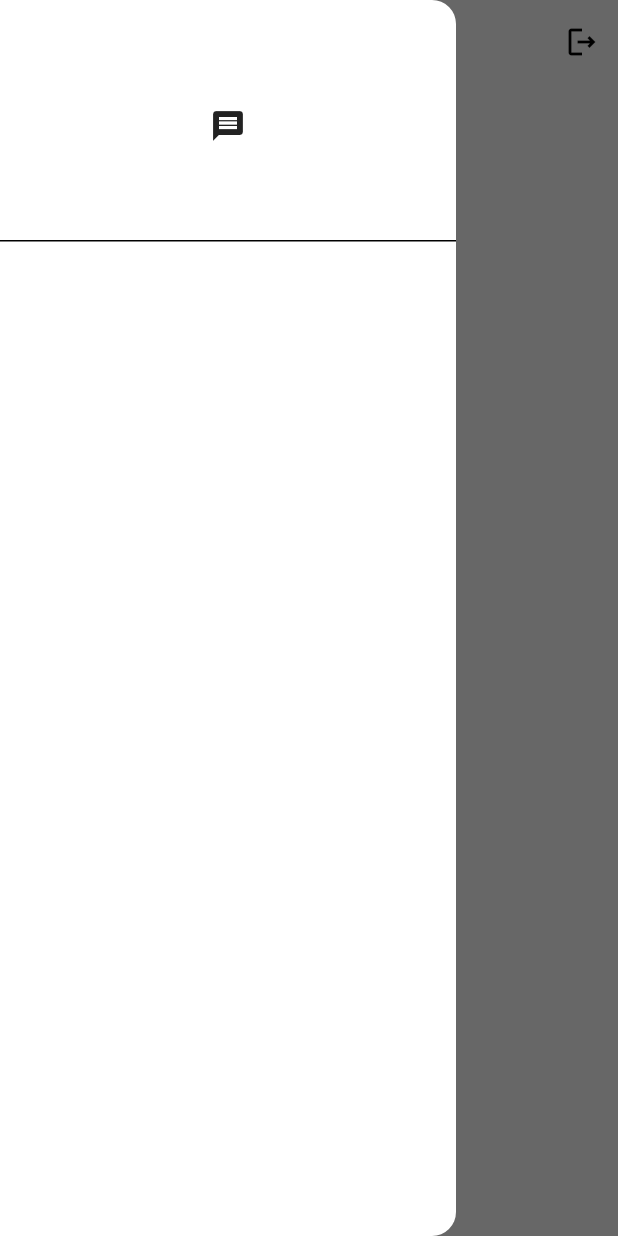
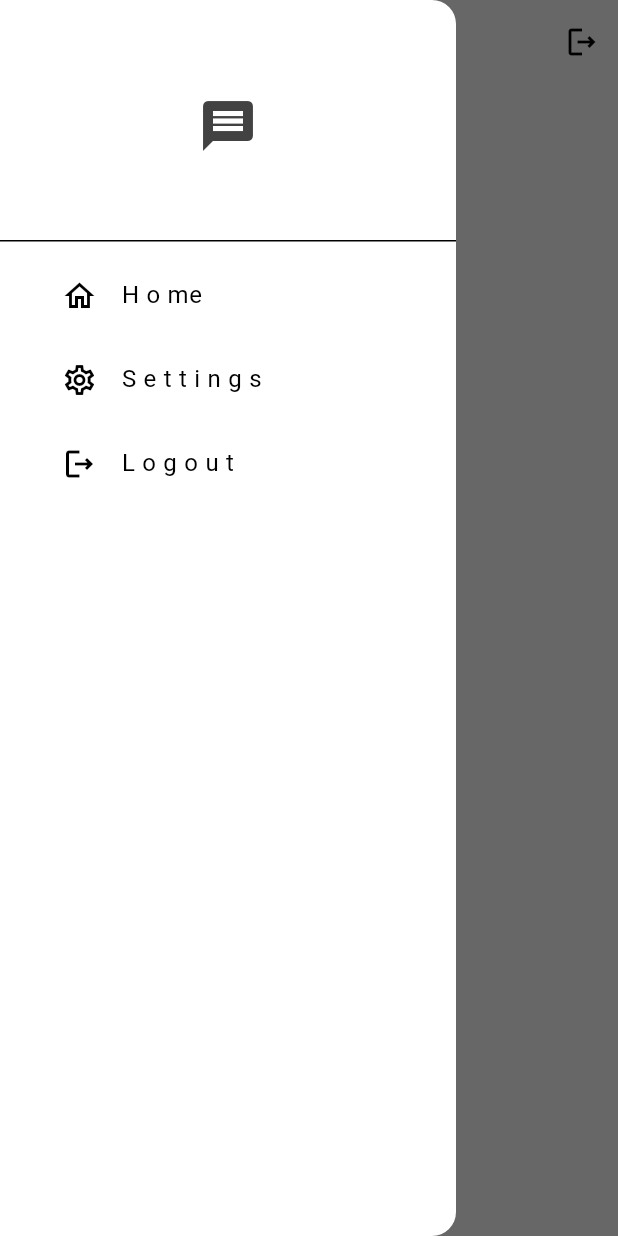
Before and after one commit to Delos-343/Chat-is-this-Real, a Flutter app: the screen it shows once a user with an empty profile is signed in, with the side drawer open, on a phone screen of 412 x 824 dp. Run offline on Flutter 3.47's test engine with Material 3 defaults, Android fonts, the phone set to English and light mode, and no system bars; our stand-ins replace firebase_auth, firebase_core; accounts and stored records are empty.

Commit message:
Added list for onTap options

```diff
--- a/lib/components/my_drawer.dart
+++ b/lib/components/my_drawer.dart
@@ -11,14 +11,44 @@ class MyDrawer extends StatelessWidget {
         children: [
           // Logo
           DrawerHeader(
-            child: Center(child: Icon(Icons.message)),
-          )
+            child: Center(
+              child: Icon(
+                Icons.message,
+                color: Theme.of(context).colorScheme.primary,
+                size: 40,
+              ),
+            ),
+          ),
 
           // Home
+          Padding(
+            padding: const EdgeInsets.only(left: 25.0),
+            child: ListTile(
+              title: Text("H o me "),
+              leading: Icon(Icons.home_outlined),
+              onTap: () {},
+            ),
+          ),
 
           // Settings
+          Padding(
+            padding: const EdgeInsets.only(left: 25.0),
+            child: ListTile(
+              title: Text("S e t t i n g s"),
+              leading: Icon(Icons.settings_outlined),
+              onTap: () {},
+            ),
+          ),
 
           // Logout
+          Padding(
+            padding: const EdgeInsets.only(left: 25.0),
+            child: ListTile(
+              title: Text("L o g o u t"),
+              leading: Icon(Icons.logout_outlined),
+              onTap: () {},
+            ),
+          ),
         ],
       ),
     );
```
